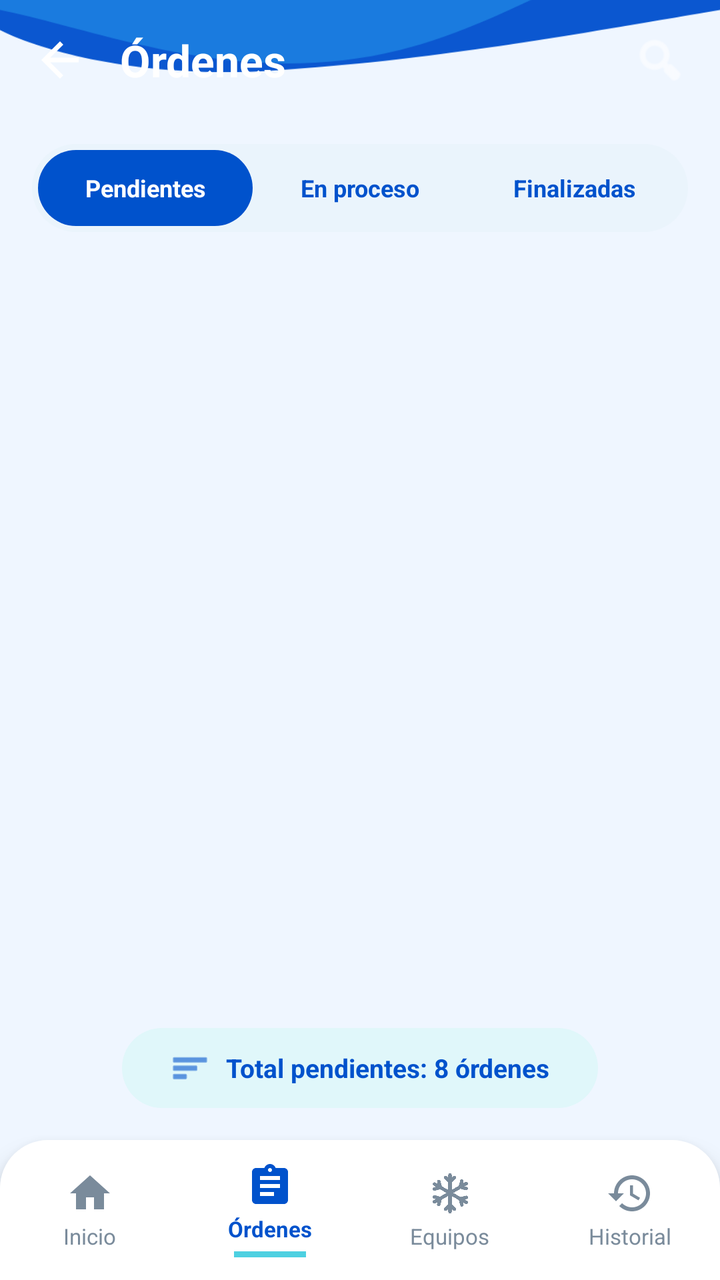
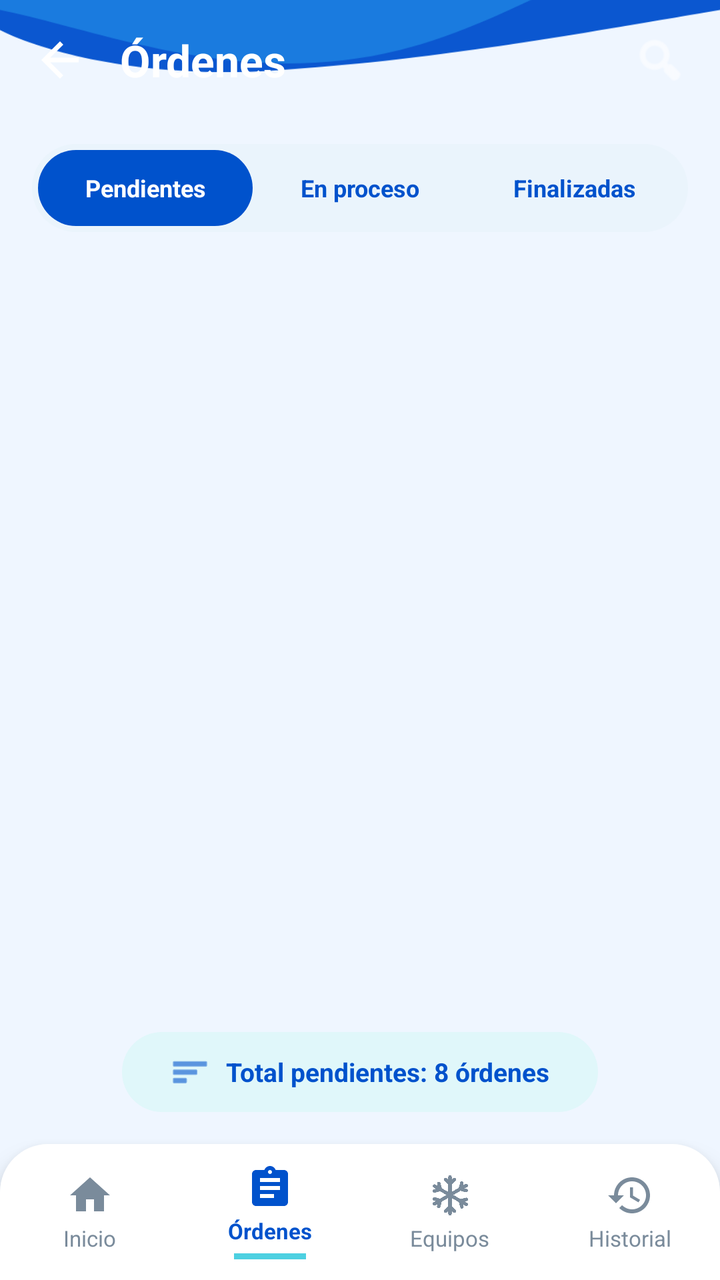

Screens rendered from an Android XML layout before and after an edit, with the pre-edit source and the edit as a unified diff.
<!-- AndroidManifest.xml: application theme Theme.ClimaTrack -->
<!-- res/layout/activity_ordenes.xml -->
<?xml version="1.0" encoding="utf-8"?>
<RelativeLayout xmlns:android="http://schemas.android.com/apk/res/android"
    xmlns:app="http://schemas.android.com/apk/res-auto"
    xmlns:tools="http://schemas.android.com/tools"
    android:layout_width="match_parent"
    android:layout_height="match_parent">

    
    <ImageView
        android:id="@+id/imgFondoPantalla"
        android:layout_width="match_parent"
        android:layout_height="match_parent"
        android:scaleType="centerCrop"
        android:src="@drawable/bg_detalle_orden" />

    
    <LinearLayout
        android:id="@+id/headerLayout"
        android:layout_width="match_parent"
        android:layout_height="wrap_content"
        android:minHeight="60dp"
        android:gravity="center_vertical"
        android:orientation="horizontal"
        android:paddingHorizontal="16dp"
        android:paddingTop="12dp"
        android:paddingBottom="12dp">

        <ImageView
            android:id="@+id/btnBack"
            android:layout_width="28dp"
            android:layout_height="28dp"
            android:background="?attr/selectableItemBackgroundBorderless"
            android:contentDescription="Regresar"
            android:src="@drawable/ic_arrow_back"
            app:tint="#FFFFFF" />

        <TextView
            android:id="@+id/tvTituloOrdenes"
            android:layout_width="0dp"
            android:layout_height="wrap_content"
            android:layout_marginStart="16dp"
            android:layout_weight="1"
            android:text="Órdenes"
            android:textColor="#FFFFFF"
            android:textSize="22sp"
            android:textStyle="bold" />

        <ImageView
            android:id="@+id/btnSearch"
            android:layout_width="28dp"
            android:layout_height="28dp"
            android:background="?attr/selectableItemBackgroundBorderless"
            android:contentDescription="Buscar"
            android:src="@android:drawable/ic_menu_search"
            app:tint="#FFFFFF" />
    </LinearLayout>

    
    <LinearLayout
        android:id="@+id/layoutSearchBar"
        android:layout_width="match_parent"
        android:layout_height="wrap_content"
        android:layout_below="@id/headerLayout"
        android:orientation="horizontal"
        android:paddingHorizontal="16dp"
        android:paddingTop="4dp"
        android:paddingBottom="4dp"
        android:visibility="gone">

        <RelativeLayout
            android:layout_width="match_parent"
            android:layout_height="44dp"
            android:background="@drawable/bg_input_rounded"
            android:paddingHorizontal="12dp">

            <ImageView
                android:id="@+id/iconSearchInput"
                android:layout_width="20dp"
                android:layout_height="20dp"
                android:layout_alignParentStart="true"
                android:layout_centerVertical="true"
                android:src="@android:drawable/ic_menu_search"
                app:tint="#0052CC" />

            <EditText
                android:id="@+id/etBuscarOrdenes"
                android:layout_width="match_parent"
                android:layout_height="match_parent"
                android:layout_marginStart="8dp"
                android:layout_toStartOf="@id/btnClearSearch"
                android:layout_toEndOf="@id/iconSearchInput"
                android:background="@null"
                android:hint="Buscar orden, cliente o equipo..."
                android:imeOptions="actionSearch"
                android:inputType="text"
                android:textColor="#102A43"
                android:textColorHint="#829AB1"
                android:textSize="13sp" />

            <ImageView
                android:id="@+id/btnClearSearch"
                android:layout_width="20dp"
                android:layout_height="20dp"
                android:layout_alignParentEnd="true"
                android:layout_centerVertical="true"
                android:background="?attr/selectableItemBackgroundBorderless"
                android:src="@android:drawable/ic_menu_close_clear_cancel"
                android:visibility="gone"
                app:tint="#829AB1" />
        </RelativeLayout>
    </LinearLayout>

    
    <LinearLayout
        android:id="@+id/tabsLayout"
        android:layout_width="match_parent"
        android:layout_height="44dp"
        android:layout_below="@id/layoutSearchBar"
        android:layout_marginHorizontal="16dp"
        android:layout_marginTop="12dp"
        android:background="@drawable/bg_tabs_rounded"
        android:orientation="horizontal"
        android:padding="3dp">

        <TextView
            android:id="@+id/btnPendientes"
            android:layout_width="0dp"
            android:layout_height="match_parent"
            android:layout_weight="1"
            android:background="@drawable/bg_chip_selected"
            android:clickable="true"
            android:focusable="true"
            android:gravity="center"
            android:text="Pendientes"
            android:textColor="#FFFFFF"
            android:textSize="12sp"
            android:textStyle="bold" />

        <TextView
            android:id="@+id/btnEnProceso"
            android:layout_width="0dp"
            android:layout_height="match_parent"
            android:layout_weight="1"
            android:background="@android:color/transparent"
            android:clickable="true"
            android:focusable="true"
            android:gravity="center"
            android:text="En proceso"
            android:textColor="#0052CC"
            android:textSize="12sp"
            android:textStyle="bold" />

        <TextView
            android:id="@+id/btnFinalizadas"
            android:layout_width="0dp"
            android:layout_height="match_parent"
            android:layout_weight="1"
            android:background="@android:color/transparent"
            android:clickable="true"
            android:focusable="true"
            android:gravity="center"
            android:text="Finalizadas"
            android:textColor="#0052CC"
            android:textSize="12sp"
            android:textStyle="bold" />
    </LinearLayout>

    
    <ScrollView
        android:layout_width="match_parent"
        android:layout_height="match_parent"
        android:layout_above="@id/layoutPillTotal"
        android:layout_below="@id/tabsLayout"
        android:clipToPadding="false"
        android:paddingBottom="12dp">

        <LinearLayout
            android:layout_width="match_parent"
            android:layout_height="wrap_content"
            android:orientation="vertical"
            android:paddingTop="12dp">

            <androidx.recyclerview.widget.RecyclerView
                android:id="@+id/rvOrdenes"
                android:layout_width="match_parent"
                android:layout_height="wrap_content"
                android:nestedScrollingEnabled="false"
                app:layoutManager="androidx.recyclerview.widget.LinearLayoutManager"
                tools:itemCount="3"
                tools:listitem="@layout/item_orden_trabajo" />

        </LinearLayout>
    </ScrollView>

    
    <LinearLayout
        android:id="@+id/layoutPillTotal"
        android:layout_width="wrap_content"
        android:layout_height="wrap_content"
        android:layout_above="@id/bottomBarCustom"
        android:layout_centerHorizontal="true"
        android:layout_marginBottom="16dp"
        android:background="@drawable/bg_pill_total_cyan"
        android:gravity="center"
        android:orientation="horizontal"
        android:paddingHorizontal="24dp"
        android:paddingVertical="10dp">

        <ImageView
            android:layout_width="20dp"
            android:layout_height="20dp"
            android:src="@android:drawable/ic_menu_sort_by_size"
            app:tint="#0052CC" />

        <TextView
            android:id="@+id/tvTotalPendientes"
            android:layout_width="wrap_content"
            android:layout_height="wrap_content"
            android:layout_marginStart="8dp"
            android:text="Total pendientes: 8 órdenes"
            android:textColor="#0052CC"
            android:textSize="13sp"
            android:textStyle="bold" />
    </LinearLayout>

    
    <LinearLayout
        android:id="@+id/bottomBarCustom"
        android:layout_width="match_parent"
        android:layout_height="70dp"
        android:layout_alignParentBottom="true"
        android:background="@drawable/bg_bottom_nav"
        android:elevation="8dp"
        android:orientation="horizontal"
        android:weightSum="4">

        
        <LinearLayout
            android:id="@+id/navInicio"
            android:layout_width="0dp"
            android:layout_height="match_parent"
            android:layout_weight="1"
            android:gravity="center"
            android:orientation="vertical">

            <ImageView
                android:layout_width="24dp"
                android:layout_height="24dp"
                android:src="@drawable/ic_home"
                app:tint="#7A8B9B" />

            <TextView
                android:layout_width="wrap_content"
                android:layout_height="wrap_content"
                android:layout_marginTop="2dp"
                android:text="Inicio"
                android:textColor="#7A8B9B"
                android:textSize="11sp" />
        </LinearLayout>

        
        <LinearLayout
            android:id="@+id/navOrdenes"
            android:layout_width="0dp"
            android:layout_height="match_parent"
            android:layout_weight="1"
            android:gravity="center"
            android:orientation="vertical">

            <ImageView
                android:layout_width="24dp"
                android:layout_height="24dp"
                android:src="@drawable/ic_ordenes"
                app:tint="#0052CC" />

            <TextView
                android:layout_width="wrap_content"
                android:layout_height="wrap_content"
                android:layout_marginTop="2dp"
                android:text="Órdenes"
                android:textColor="#0052CC"
                android:textSize="11sp"
                android:textStyle="bold" />

            
            <View
                android:layout_width="36dp"
                android:layout_height="3dp"
                android:layout_marginTop="4dp"
                android:background="#4DD0E1" />
        </LinearLayout>

        
        <LinearLayout
            android:id="@+id/navEquipos"
            android:layout_width="0dp"
            android:layout_height="match_parent"
            android:layout_weight="1"
            android:gravity="center"
            android:orientation="vertical">

            <ImageView
                android:layout_width="24dp"
                android:layout_height="24dp"
                android:src="@drawable/ic_copo"
                app:tint="#7A8B9B" />

            <TextView
                android:layout_width="wrap_content"
                android:layout_height="wrap_content"
                android:layout_marginTop="2dp"
                android:text="Equipos"
                android:textColor="#7A8B9B"
                android:textSize="11sp" />
        </LinearLayout>

        
        <LinearLayout
            android:id="@+id/navHistorial"
            android:layout_width="0dp"
            android:layout_height="match_parent"
            android:layout_weight="1"
            android:gravity="center"
            android:orientation="vertical">

            <ImageView
                android:layout_width="24dp"
                android:layout_height="24dp"
                android:src="@drawable/ic_historial"
                app:tint="#7A8B9B" />

            <TextView
                android:layout_width="wrap_content"
                android:layout_height="wrap_content"
                android:layout_marginTop="2dp"
                android:text="Historial"
                android:textColor="#7A8B9B"
                android:textSize="11sp" />
        </LinearLayout>

    </LinearLayout>

</RelativeLayout>
<!-- res/layout/item_orden_trabajo.xml (included above) -->
<?xml version="1.0" encoding="utf-8"?>
<androidx.cardview.widget.CardView xmlns:android="http://schemas.android.com/apk/res/android"
    xmlns:app="http://schemas.android.com/apk/res-auto"
    android:layout_width="match_parent"
    android:layout_height="wrap_content"
    android:layout_marginBottom="10dp"
    app:cardCornerRadius="14dp"
    app:cardElevation="2dp">

    <RelativeLayout
        android:layout_width="match_parent"
        android:layout_height="wrap_content"
        android:padding="12dp">

        <ImageView
            android:id="@+id/imgIconoOrden"
            android:layout_width="44dp"
            android:layout_height="44dp"
            android:layout_centerVertical="true"
            android:background="@drawable/bg_circle_icon"
            android:padding="10dp"
            android:src="@drawable/ic_ordenes"
            app:tint="#0052CC" />

        <LinearLayout
            android:layout_width="wrap_content"
            android:layout_height="wrap_content"
            android:layout_centerVertical="true"
            android:layout_marginStart="12dp"
            android:layout_toEndOf="@id/imgIconoOrden"
            android:orientation="vertical">

            <TextView
                android:id="@+id/tvNumeroOrden"
                android:layout_width="wrap_content"
                android:layout_height="wrap_content"
                android:text="OT-00025"
                android:textColor="#0052CC"
                android:textSize="15sp"
                android:textStyle="bold" />

            <LinearLayout
                android:layout_width="wrap_content"
                android:layout_height="wrap_content"
                android:layout_marginTop="2dp"
                android:gravity="center_vertical"
                android:orientation="horizontal">

                <ImageView
                    android:layout_width="14dp"
                    android:layout_height="14dp"
                    android:src="@drawable/ic_person"
                    app:tint="#0052CC" />

                <TextView
                    android:id="@+id/tvCliente"
                    android:layout_width="wrap_content"
                    android:layout_height="wrap_content"
                    android:layout_marginStart="4dp"
                    android:text="Cliente: ACME S.A.S."
                    android:textColor="#555555"
                    android:textSize="12sp" />
            </LinearLayout>

            <LinearLayout
                android:layout_width="wrap_content"
                android:layout_height="wrap_content"
                android:layout_marginTop="2dp"
                android:gravity="center_vertical"
                android:orientation="horizontal">

                <ImageView
                    android:layout_width="14dp"
                    android:layout_height="14dp"
                    android:src="@drawable/ic_box"
                    app:tint="#0052CC" />

                <TextView
                    android:id="@+id/tvEquipo"
                    android:layout_width="wrap_content"
                    android:layout_height="wrap_content"
                    android:layout_marginStart="4dp"
                    android:text="Equipo: Split Inverter 24K"
                    android:textColor="#777777"
                    android:textSize="12sp" />
            </LinearLayout>

            <LinearLayout
                android:layout_width="wrap_content"
                android:layout_height="wrap_content"
                android:layout_marginTop="2dp"
                android:gravity="center_vertical"
                android:orientation="horizontal">

                <ImageView
                    android:layout_width="14dp"
                    android:layout_height="14dp"
                    android:src="@drawable/ic_wrench"
                    app:tint="#0052CC" />

                <TextView
                    android:id="@+id/tvTipoServicio"
                    android:layout_width="wrap_content"
                    android:layout_height="wrap_content"
                    android:layout_marginStart="4dp"
                    android:text="Mantenimiento Preventivo"
                    android:textColor="#0D50B5"
                    android:textSize="11sp"
                    android:textStyle="italic" />
            </LinearLayout>
        </LinearLayout>

        <LinearLayout
            android:layout_width="wrap_content"
            android:layout_height="wrap_content"
            android:layout_alignParentEnd="true"
            android:layout_centerVertical="true"
            android:gravity="end"
            android:orientation="vertical">

            <LinearLayout
                android:layout_width="wrap_content"
                android:layout_height="wrap_content"
                android:gravity="center_vertical"
                android:orientation="horizontal">

                <ImageView
                    android:layout_width="14dp"
                    android:layout_height="14dp"
                    android:layout_marginEnd="4dp"
                    android:src="@drawable/ic_calendar"
                    app:tint="#0052CC" />

                <TextView
                    android:id="@+id/tvFecha"
                    android:layout_width="wrap_content"
                    android:layout_height="wrap_content"
                    android:text="18/08/2026"
                    android:textColor="#0052CC"
                    android:textSize="11sp" />
            </LinearLayout>

            <TextView
                android:id="@+id/tvEstado"
                android:layout_width="wrap_content"
                android:layout_height="wrap_content"
                android:layout_marginTop="6dp"
                android:layout_marginEnd="12dp"
                android:background="@drawable/bg_badge_pendiente"
                android:paddingHorizontal="10dp"
                android:paddingVertical="4dp"
                android:text="PENDIENTE"
                android:textColor="#FFFFFF"
                android:textSize="10sp"
                android:textStyle="bold" />
        </LinearLayout>

        <ImageView
            android:layout_width="18dp"
            android:layout_height="18dp"
            android:layout_alignParentEnd="true"
            android:layout_centerVertical="true"
            android:src="@drawable/ic_chevron_right"
            app:tint="#0052CC" />

    </RelativeLayout>
</androidx.cardview.widget.CardView>
<!-- resources referenced by this layout -->
<resources>
  <!-- drawable bg_badge_pendiente (drawable) -->
  <?xml version="1.0" encoding="utf-8"?>
  <shape xmlns:android="http://schemas.android.com/apk/res/android">
      <solid android:color="#0052CC" />
      <corners android:radius="20dp" />
  </shape>
  <!-- drawable bg_bottom_nav (drawable) -->
  <?xml version="1.0" encoding="utf-8"?>
  <shape xmlns:android="http://schemas.android.com/apk/res/android"
      android:shape="rectangle">
      <solid android:color="#FFFFFF" />
      <corners
          android:topLeftRadius="24dp"
          android:topRightRadius="24dp" />
  </shape>
  <!-- drawable bg_chip_selected (drawable) -->
  <?xml version="1.0" encoding="utf-8"?>
  <shape xmlns:android="http://schemas.android.com/apk/res/android"
      android:shape="rectangle">
      <solid android:color="#0052CC" />
      <corners android:radius="20dp" />
  </shape>
  <!-- drawable bg_circle_icon (drawable) -->
  <?xml version="1.0" encoding="utf-8"?>
  <shape xmlns:android="http://schemas.android.com/apk/res/android"
      android:shape="oval">
      <solid android:color="#B2EBF2" /> 
  </shape>
  <!-- drawable bg_input_rounded (drawable) -->
  <?xml version="1.0" encoding="utf-8"?>
  <shape xmlns:android="http://schemas.android.com/apk/res/android">
      <solid android:color="#FFFFFF" />
      <stroke
          android:width="1dp"
          android:color="#D0E3FF" />
      <corners android:radius="10dp" />
  </shape>
  <!-- drawable bg_pill_total_cyan (drawable) -->
  <?xml version="1.0" encoding="utf-8"?>
  <shape xmlns:android="http://schemas.android.com/apk/res/android"
      android:shape="rectangle">
      <solid android:color="#E0F7FA" />
      <corners android:radius="20dp" />
  </shape>
  <!-- drawable bg_tabs_rounded (drawable) -->
  <?xml version="1.0" encoding="utf-8"?>
  <shape xmlns:android="http://schemas.android.com/apk/res/android"
      android:shape="rectangle">
      <solid android:color="#EAF4FC" />
      <corners android:radius="22dp" />
  </shape>
  <!-- drawable ic_home (drawable) -->
  <?xml version="1.0" encoding="utf-8"?>
  <vector xmlns:android="http://schemas.android.com/apk/res/android"
      android:width="32dp"
      android:height="32dp"
      android:viewportWidth="24"
      android:viewportHeight="24">
      <path
          android:fillColor="#FF000000"
          android:pathData="M10,20v-6h4v6h5v-8h3L12,3 2,12h3v8z"/>
  </vector>
  <!-- drawable ic_wrench (drawable) -->
  <?xml version="1.0" encoding="utf-8"?>
  <layer-list xmlns:android="http://schemas.android.com/apk/res/android">
      <item android:drawable="@drawable/ic_gear" />
  </layer-list>
  <style name="Theme.ClimaTrack" parent="Base.Theme.ClimaTrack" />
  <color name="primary">#0D50B5</color>
  <color name="on_primary">#FFFFFF</color>
  <color name="primary_container">#D9EEFF</color>
  <color name="on_primary_container">#06366F</color>
  <color name="secondary">#68D0BC</color>
  <color name="on_secondary">#073A35</color>
  <color name="secondary_container">#D8F5EF</color>
  <color name="on_secondary_container">#12483F</color>
  <style name="Widget.App.BottomNavigationView" parent="Widget.Material3.BottomNavigationView">
          <item name="indicatorColor">#33FFFFFF</item>
          <item name="itemIconTint">@color/bottom_nav_colors_white</item>
          <item name="itemTextColor">@color/bottom_nav_colors_white</item>
          <item name="backgroundTint">#0D47A1</item>
      </style>
  <style name="ShapeAppearance.ClimaTrack.Small" parent="ShapeAppearance.Material3.SmallComponent">
          <item name="cornerSize">8dp</item>
      </style>
  <style name="ShapeAppearance.ClimaTrack.Medium" parent="ShapeAppearance.Material3.MediumComponent">
          <item name="cornerSize">16dp</item>
      </style>
  <style name="ShapeAppearance.ClimaTrack.Large" parent="ShapeAppearance.Material3.LargeComponent">
          <item name="cornerSize">28dp</item>
      </style>
  <!-- unchanged entries left out for length: 11 -->
</resources>

<!-- the commit's change to res/layout/activity_ordenes.xml (unified diff, before → after) -->
@@ -227,21 +227,26 @@
     <LinearLayout
         android:id="@+id/bottomBarCustom"
         android:layout_width="match_parent"
-        android:layout_height="70dp"
+        android:layout_height="wrap_content"
+        android:minHeight="68dp"
         android:layout_alignParentBottom="true"
         android:background="@drawable/bg_bottom_nav"
         android:elevation="8dp"
         android:orientation="horizontal"
+        android:paddingTop="6dp"
+        android:paddingBottom="6dp"
         android:weightSum="4">
 
         
         <LinearLayout
             android:id="@+id/navInicio"
             android:layout_width="0dp"
-            android:layout_height="match_parent"
-            android:layout_weight="1"
-            android:gravity="center"
-            android:orientation="vertical">
+            android:layout_height="wrap_content"
+            android:layout_gravity="center_vertical"
+            android:layout_weight="1"
+            android:gravity="center"
+            android:orientation="vertical"
+            android:paddingVertical="4dp">
 
             <ImageView
                 android:layout_width="24dp"
@@ -262,10 +267,12 @@
         <LinearLayout
             android:id="@+id/navOrdenes"
             android:layout_width="0dp"
-            android:layout_height="match_parent"
-            android:layout_weight="1"
-            android:gravity="center"
-            android:orientation="vertical">
+            android:layout_height="wrap_content"
+            android:layout_gravity="center_vertical"
+            android:layout_weight="1"
+            android:gravity="center"
+            android:orientation="vertical"
+            android:paddingVertical="4dp">
 
             <ImageView
                 android:layout_width="24dp"
@@ -294,10 +301,12 @@
         <LinearLayout
             android:id="@+id/navEquipos"
             android:layout_width="0dp"
-            android:layout_height="match_parent"
-            android:layout_weight="1"
-            android:gravity="center"
-            android:orientation="vertical">
+            android:layout_height="wrap_content"
+            android:layout_gravity="center_vertical"
+            android:layout_weight="1"
+            android:gravity="center"
+            android:orientation="vertical"
+            android:paddingVertical="4dp">
 
             <ImageView
                 android:layout_width="24dp"
@@ -318,10 +327,12 @@
         <LinearLayout
             android:id="@+id/navHistorial"
             android:layout_width="0dp"
-            android:layout_height="match_parent"
-            android:layout_weight="1"
-            android:gravity="center"
-            android:orientation="vertical">
+            android:layout_height="wrap_content"
+            android:layout_gravity="center_vertical"
+            android:layout_weight="1"
+            android:gravity="center"
+            android:orientation="vertical"
+            android:paddingVertical="4dp">
 
             <ImageView
                 android:layout_width="24dp"
